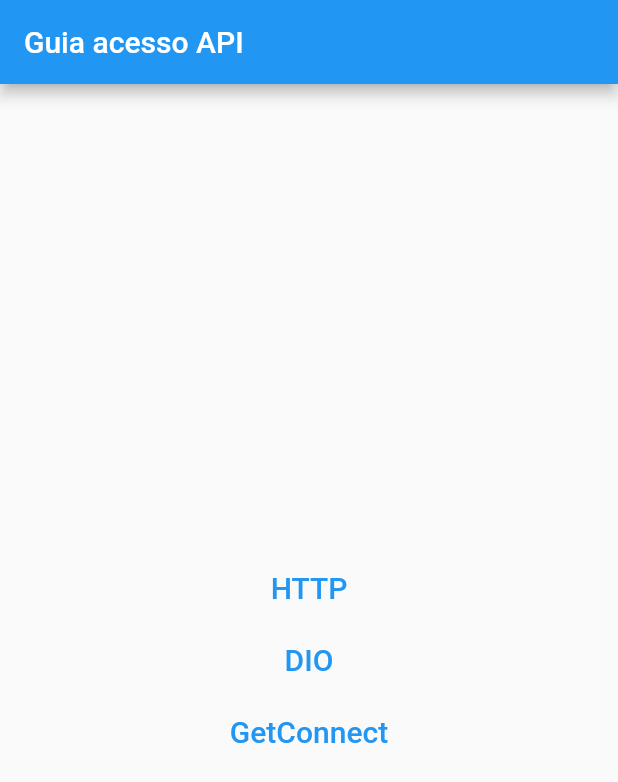
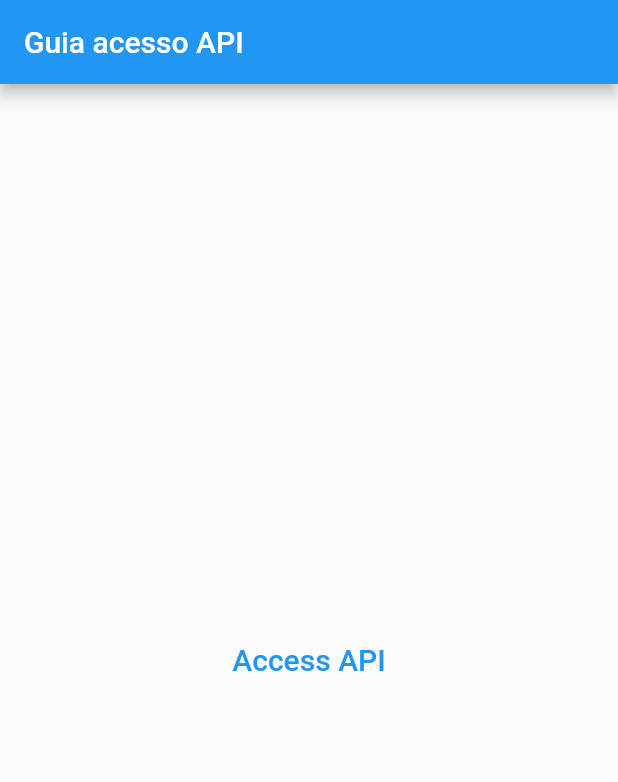
Before and after one commit to maggessisylvio/api_flutter, a Flutter app: the screen it shows after launch, on a phone screen of 412 x 824 dp. Shown: the top 782 px of the screen. Run offline on Flutter 3.47's test engine with Material 2 defaults, Android fonts, the phone set to English and light mode, and no system bars; our stand-ins replace dio, get.

Commit message:
code refactoring

```diff
--- a/lib/home/home_page.dart
+++ b/lib/home_page.dart
@@ -2,8 +2,6 @@ import 'package:flutter/material.dart';
 import 'package:get/get.dart';
 
 class HomePage extends StatelessWidget {
-  const HomePage({Key? key}) : super(key: key);
-
   @override
   Widget build(BuildContext context) {
     return Scaffold(
@@ -16,26 +14,12 @@ class HomePage extends StatelessWidget {
           mainAxisAlignment: MainAxisAlignment.center,
           children: [
             TextButton(
-              onPressed: () => Get.toNamed('/http'),
+              onPressed: () => Get.toNamed('/api_access'),
               child: Text(
-                'HTTP',
+                'Access API',
                 style: TextStyle(fontSize: 20),
               ),
             ),
-            TextButton(
-              onPressed: () => Get.toNamed('/dio'),
-              child: Text(
-                'DIO',
-                style: TextStyle(fontSize: 20),
-              ),
-            ),
-            TextButton(
-              onPressed: () => Get.toNamed('/getconnect'),
-              child: Text(
-                'GetConnect',
-                style: TextStyle(fontSize: 20),
-              ),
-            )
           ],
         ),
       ),
--- a/lib/main.dart
+++ b/lib/main.dart
@@ -1,48 +1,21 @@
-import 'package:api_flutter/home/dio/dio_bindings.dart';
-import 'package:api_flutter/home/dio/dio_page.dart';
-import 'package:api_flutter/home/get_connect/get_connect_bindings.dart';
-import 'package:api_flutter/home/get_connect/get_connect_page.dart';
-import 'package:api_flutter/home/home_bindings.dart';
-import 'package:api_flutter/home/home_page.dart';
-import 'package:api_flutter/home/http/http_bindings.dart';
-import 'package:api_flutter/home/http/http_page.dart';
 import 'package:flutter/material.dart';
 import 'package:get/get.dart';
+import 'home_page.dart';
+import 'modules/api_access/api_access_module.dart';
 
 void main() {
-  runApp(const MyApp());
+  runApp(MyApp());
 }
 
 class MyApp extends StatelessWidget {
-  const MyApp({Key? key}) : super(key: key);
-
   // This widget is the root of your application.
   @override
   Widget build(BuildContext context) {
     return GetMaterialApp(
+      initialRoute: '/',
       getPages: [
-        GetPage(
-          name: '/',
-          page: () => HomePage(),
-          children: [
-            GetPage(
-              name: '/http',
-              page: () => HttpPage(),
-              binding: HttpBindings(),
-            ),
-            GetPage(
-              name: '/getconnect',
-              page: () => GetConnectPage(),
-              binding: GetConnectBindings(),
-            ),
-            GetPage(
-              name: '/dio',
-              page: () => DioPage(),
-              binding: DioBindings(),
-            )
-          ],
-          binding: HomeBindings(),
-        )
+        GetPage(name: '/', page: () => HomePage()),
+        ApiAccessModule(),
       ],
     );
   }
--- a/lib/home/home_bindings.dart
+++ b/lib/modules/api_access/api_access_bindings.dart
@@ -1,7 +1,7 @@
 import 'package:api_flutter/shared/rest_client.dart';
 import 'package:get/get.dart';
 
-class HomeBindings implements Bindings {
+class ApiAccessBindinds implements Bindings {
   @override
   void dependencies() {
     Get.put(RestClient());
--- /dev/null
+++ b/lib/modules/api_access/api_access_module.dart
@@ -0,0 +1,36 @@
+import 'package:get/route_manager.dart';
+
+import '../dio/dio_bindings.dart';
+import '../dio/dio_page.dart';
+import '../get_connect/get_connect_bindings.dart';
+import '../get_connect/get_connect_page.dart';
+import 'api_access_bindings.dart';
+import 'api_access_page.dart';
+import '../http/http_bindings.dart';
+import '../http/http_page.dart';
+
+class ApiAccessModule extends GetPage {
+  ApiAccessModule()
+      : super(
+          name: '/api_access',
+          page: () => ApiAccessPage(),
+          binding: ApiAccessBindinds(),
+          children: [
+            GetPage(
+              name: '/http',
+              page: () => HttpPage(),
+              binding: HttpBindings(),
+            ),
+            GetPage(
+              name: '/getconnect',
+              page: () => GetConnectPage(),
+              binding: GetConnectBindings(),
+            ),
+            GetPage(
+              name: '/dio',
+              page: () => DioPage(),
+              binding: DioBindings(),
+            ),
+          ],
+        );
+}
--- a/lib/home/dio/dio_bindings.dart
+++ b/lib/modules/dio/dio_bindings.dart
@@ -1,8 +1,9 @@
-import 'package:api_flutter/home/dio/dio_controller.dart';
-import 'package:api_flutter/home/dio/repository/user_repository_dio.dart';
 import 'package:api_flutter/repository/i_user_repository.dart';
 import 'package:dio/dio.dart';
 import 'package:get/get.dart';
+
+import 'dio_controller.dart';
+import 'repository/user_repository_dio.dart';
 
 class DioBindings implements Bindings {
   @override
--- a/lib/home/dio/dio_page.dart
+++ b/lib/modules/dio/dio_page.dart
@@ -1,7 +1,8 @@
-import 'package:api_flutter/home/dio/dio_controller.dart';
 import 'package:api_flutter/model/user_model.dart';
 import 'package:flutter/material.dart';
 import 'package:get/get.dart';
+
+import 'dio_controller.dart';
 
 class DioPage extends GetView<DioController> {
   const DioPage({Key? key}) : super(key: key);
--- a/lib/home/get_connect/get_connect_bindings.dart
+++ b/lib/modules/get_connect/get_connect_bindings.dart
@@ -1,7 +1,8 @@
-import 'package:api_flutter/home/get_connect/get_connect_controller.dart';
-import 'package:api_flutter/home/get_connect/repository/user_repository_get_connect.dart';
 import 'package:api_flutter/repository/i_user_repository.dart';
 import 'package:get/get.dart';
+
+import 'get_connect_controller.dart';
+import 'repository/user_repository_get_connect.dart';
 
 class GetConnectBindings implements Bindings {
   @override
--- a/lib/home/http/http_bindings.dart
+++ b/lib/modules/http/http_bindings.dart
@@ -1,7 +1,8 @@
-import 'package:api_flutter/home/http/http_controller.dart';
-import 'package:api_flutter/home/http/repository/user_http_repository.dart';
 import 'package:api_flutter/repository/i_user_repository.dart';
 import 'package:get/get.dart';
+
+import 'http_controller.dart';
+import 'repository/user_http_repository.dart';
 
 class HttpBindings implements Bindings {
   @override
```
Also changed, not shown: lib/modules/api_access/api_access_page.dart (added, +42 -0 lines), lib/modules/get_connect/get_connect_page.dart (renamed from lib/home/http/http_page.dart, +6 -5 lines), lib/modules/http/http_page.dart (renamed from lib/home/get_connect/get_connect_page.dart, +6 -5 lines), lib/modules/dio/dio_controller.dart (renamed from lib/home/dio/dio_controller.dart), lib/modules/dio/repository/user_repository_dio.dart (renamed from lib/home/dio/repository/user_repository_dio.dart), lib/modules/get_connect/get_connect_controller.dart (renamed from lib/home/get_connect/get_connect_controller.dart), lib/modules/get_connect/repository/user_repository_get_connect.dart (renamed from lib/home/get_connect/repository/user_repository_get_connect.dart), lib/modules/http/http_controller.dart (renamed from lib/home/http/http_controller.dart), lib/modules/http/repository/user_http_repository.dart (renamed from lib/home/http/repository/user_http_repository.dart), 1 other file.
